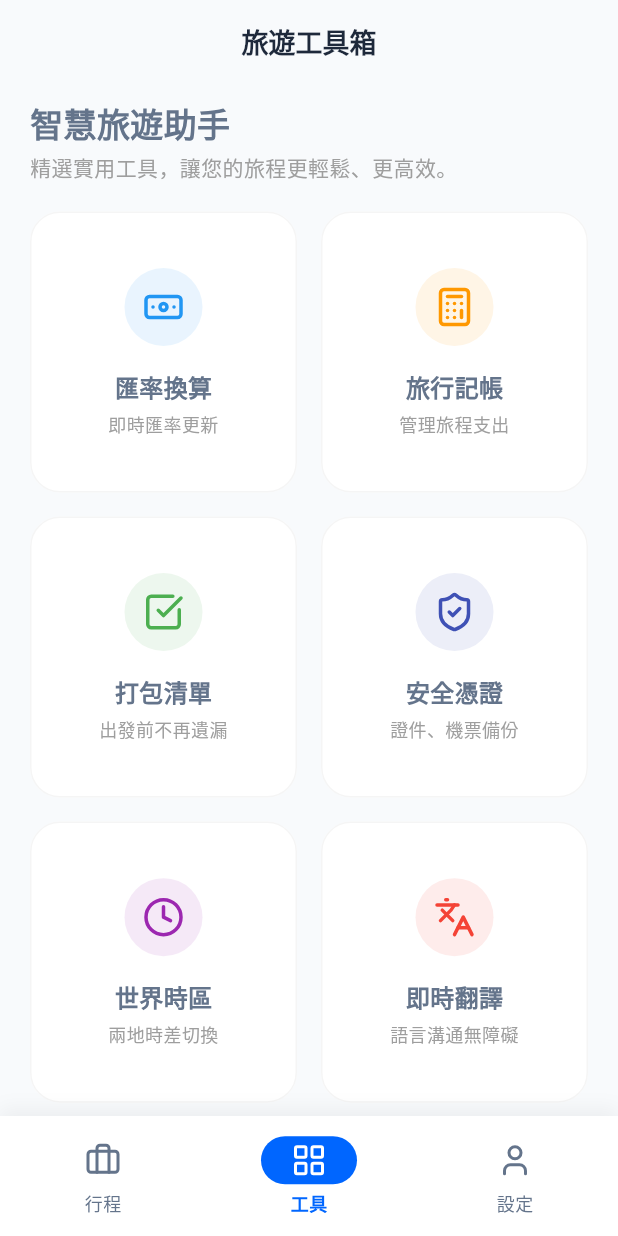
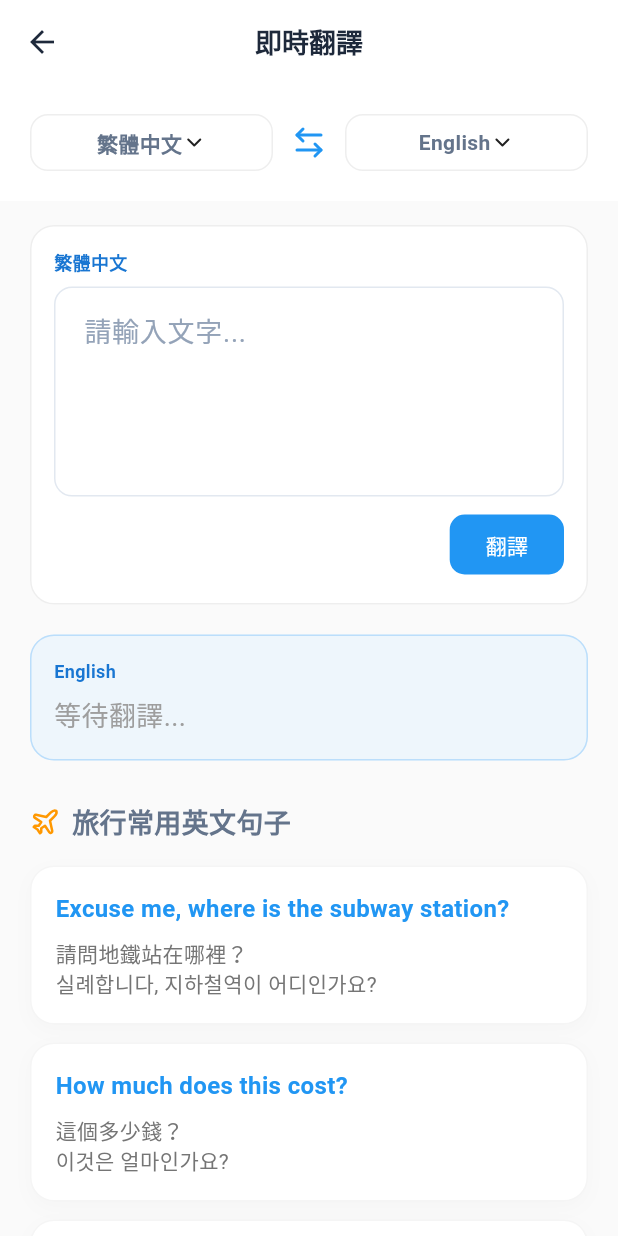
Before and after one commit to kawawei/TripFun, a Flutter app: the screen it shows after launch, item 2 of the bottom bar chosen, after a tap on "即時翻譯", on a phone screen of 412 x 824 dp. Run offline on Flutter 3.47's test engine with Material 3 defaults, Android fonts, the phone set to English and light mode, and no system bars; our stand-ins replace dio, fl_chart, flutter_native_timezone, flutter_riverpod, flutter_tts, lucide_icons and 1 more; missing offline and left inert: translator.

Commit message:
feat(toolbox): implement instant translator with Chinese, English, Korean and TTS support

```diff
--- a/mobile/lib/presentation/pages/toolbox/toolbox_page.dart
+++ b/mobile/lib/presentation/pages/toolbox/toolbox_page.dart
@@ -10,6 +10,7 @@ import 'package:lucide_icons/lucide_icons.dart';
 import 'currency_converter_page.dart';
 import 'accounting/accounting_page.dart';
 import 'world_clock_page.dart';
+import 'translator_page.dart';
 
 class ToolboxPage extends StatelessWidget {
   const ToolboxPage({super.key});
@@ -121,7 +122,12 @@ class ToolboxPage extends StatelessWidget {
                   subtitle: '語言溝通無障礙',
                   icon: LucideIcons.languages,
                   color: Colors.red,
-                  onTap: () {},
+                  onTap: () => Navigator.push(
+                    context,
+                    MaterialPageRoute(
+                      builder: (context) => const TranslatorPage(),
+                    ),
+                  ),
                 ),
               ]),
             ),
--- /dev/null
+++ b/mobile/lib/presentation/pages/toolbox/translator_page.dart
@@ -0,0 +1,589 @@
+/**
+ * @file translator_page.dart
+ * @description 即時翻譯頁面 / Instant Translation page
+ * @description_zh 提供中、英、韓語即時文本翻譯與旅行常用語句
+ * @description_en Provides instant text translation between Chinese, English, and Korean, plus common travel phrases
+ */
+
+import 'package:flutter/material.dart';
+import 'package:flutter/services.dart';
+import 'package:flutter_riverpod/flutter_riverpod.dart';
+import 'package:lucide_icons/lucide_icons.dart';
+import 'package:translator/translator.dart';
+import 'package:flutter_tts/flutter_tts.dart';
+
+// ========================================
+// 狀態管理 / State Management
+// ========================================
+
+class TranslationState {
+  final String sourceText;
+  final String translatedText;
+  final String sourceLang;
+  final String targetLang;
+  final bool isLoading;
+
+  TranslationState({
+    this.sourceText = '',
+    this.translatedText = '',
+    this.sourceLang = 'zh-tw',
+    this.targetLang = 'en',
+    this.isLoading = false,
+  });
+
+  TranslationState copyWith({
+    String? sourceText,
+    String? translatedText,
+    String? sourceLang,
+    String? targetLang,
+    bool? isLoading,
+  }) {
+    return TranslationState(
+      sourceText: sourceText ?? this.sourceText,
+      translatedText: translatedText ?? this.translatedText,
+      sourceLang: sourceLang ?? this.sourceLang,
+      targetLang: targetLang ?? this.targetLang,
+      isLoading: isLoading ?? this.isLoading,
+    );
+  }
+}
+
+class TranslationNotifier extends StateNotifier<TranslationState> {
+  TranslationNotifier() : super(TranslationState());
+
+  final GoogleTranslator _translator = GoogleTranslator();
+
+  void updateSourceText(String text) {
+    state = state.copyWith(sourceText: text);
+    if (text.isEmpty) {
+      state = state.copyWith(translatedText: '', isLoading: false);
+    }
+  }
+
+  void setSourceLang(String lang) {
+    state = state.copyWith(sourceLang: lang);
+    if (state.sourceText.isNotEmpty) {
+      translate();
+    }
+  }
+
+  void setTargetLang(String lang) {
+    state = state.copyWith(targetLang: lang);
+    if (state.sourceText.isNotEmpty) {
+      translate();
+    }
+  }
+
+  void swapLanguages() {
+    state = state.copyWith(
+      sourceLang: state.targetLang,
+      targetLang: state.sourceLang,
+      sourceText: state.translatedText,
+      translatedText: state.sourceText,
+    );
+  }
+
+  Future<void> translate() async {
+    if (state.sourceText.isEmpty) return;
+
+    state = state.copyWith(isLoading: true);
+    try {
+      final translation = await _translator.translate(
+        state.sourceText,
+        from: state.sourceLang,
+        to: state.targetLang,
+      );
+      state = state.copyWith(translatedText: translation.text, isLoading: false);
+    } catch (e) {
+      state = state.copyWith(translatedText: '翻譯出錯，請稍後再試', isLoading: false);
+    }
+  }
+}
+
+final translationProvider =
+    StateNotifierProvider<TranslationNotifier, TranslationState>((ref) {
+  return TranslationNotifier();
+});
+
+// ========================================
+// 語音播放狀態管理 / TTS State Management
+// ========================================
+
+class TtsNotifier extends StateNotifier<bool> {
+  TtsNotifier() : super(false);
+
+  final FlutterTts _flutterTts = FlutterTts();
+
+  Future<void> speak(String text, String languageCode) async {
+    if (text.isEmpty) return;
+
+    try {
+      // 1. 設定語言
+      String ttsLang = 'en-US';
+      if (languageCode == 'zh-tw') {
+        ttsLang = 'zh-TW';
+      } else if (languageCode == 'ko') {
+        ttsLang = 'ko-KR';
+      }
+      await _flutterTts.setLanguage(ttsLang);
+
+      // 2. 獲取所有可用語音並嘗試尋找女聲/高品質語音
+      final dynamic voices = await _flutterTts.getVoices;
+      if (voices != null && voices is List) {
+        // 嘗試在該語言中尋找包含 'Google' 或 'Female' 的語音（通常品質較好）
+        try {
+          final targetVoices = voices.where((v) {
+            final String name = v['name']?.toString().toLowerCase() ?? '';
+            final String locale = v['locale']?.toString().toLowerCase() ?? '';
+            return locale.contains(ttsLang.toLowerCase().replaceAll('-', '_')) ||
+                   locale.contains(ttsLang.toLowerCase());
+          }).toList();
+
+          if (targetVoices.isNotEmpty) {
+            // 優先序：包含 female -> 包含 Google -> 第一個
+            dynamic selectedVoice = targetVoices.firstWhere(
+              (v) => v['name']?.toString().toLowerCase().contains('female') ?? false,
+              orElse: () => targetVoices.firstWhere(
+                (v) => v['name']?.toString().toLowerCase().contains('google') ?? false,
+                orElse: () => targetVoices.first,
+              ),
+            );
+            await _flutterTts.setVoice({"name": selectedVoice["name"], "locale": selectedVoice["locale"]});
+          }
+        } catch (e) {
+          debugPrint('Voice selection error: $e');
+        }
+      }
+
+      await _flutterTts.setPitch(1.0);
+      await _flutterTts.setSpeechRate(1.0);
+
+      state = true;
+      await _flutterTts.speak(text);
+    } catch (e) {
+      debugPrint('TTS Error: $e');
+    } finally {
+      state = false;
+    }
+  }
+
+  Future<void> stop() async {
+    await _flutterTts.stop();
+    state = false;
+  }
+}
+
+final ttsProvider = StateNotifierProvider<TtsNotifier, bool>((ref) {
+  return TtsNotifier();
+});
+
+// ========================================
+// 頁面組件 / Page Component
+// ========================================
+
+class TranslatorPage extends ConsumerStatefulWidget {
+  const TranslatorPage({super.key});
+
+  @override
+  ConsumerState<TranslatorPage> createState() => _TranslatorPageState();
+}
+
+class _TranslatorPageState extends ConsumerState<TranslatorPage> {
+  final TextEditingController _controller = TextEditingController();
+
+  final Map<String, String> _languages = {
+    'zh-tw': '繁體中文',
+    'en': 'English',
+    'ko': '한국어',
+  };
+
+  final List<Map<String, String>> _travelPhrases = [
+    {'en': 'Excuse me, where is the subway station?', 'zh': '請問地鐵站在哪裡？', 'ko': '실례합니다, 지하철역이 어디인가요?'},
+    {'en': 'How much does this cost?', 'zh': '這個多少錢？', 'ko': '이것은 얼마인가요?'},
+    {'en': 'Can I have the check, please?', 'zh': '請給我帳單。', 'ko': '계산서 좀 주시겠어요?'},
+    {'en': 'Where is the nearest pharmacy?', 'zh': '最近的藥局在哪裡？', 'ko': '가장 가까운 약국이 어디인가요?'},
+    {'en': 'I have a reservation.', 'zh': '我有預約。', 'ko': '예약했습니다.'},
+    {'en': 'Could you please help me?', 'zh': '可以請你幫幫我嗎？', 'ko': '도와주실 수 있나요?'},
+    {'en': 'I do not speak English very well.', 'zh': '我的英文不太好。', 'ko': '영어를 잘 못합니다.'},
+    {'en': 'What time is the check-out?', 'zh': '退房時間是什麼時候？', 'ko': '체크아웃 시간이 언제인가요?'},
+  ];
+
+  @override
+  void dispose() {
+    _controller.dispose();
+    super.dispose();
+  }
+
+  @override
+  Widget build(BuildContext context) {
+    final state = ref.watch(translationProvider);
+    final notifier = ref.read(translationProvider.notifier);
+
+    return Scaffold(
+      backgroundColor: Colors.grey[50],
+      appBar: AppBar(
+        title: const Text('即時翻譯'),
+        elevation: 0,
+        backgroundColor: Colors.white,
+        foregroundColor: Colors.black,
+      ),
+      body: SingleChildScrollView(
+        child: Column(
+          children: [
+            // 語言切換欄 / Language Switcher
+            Container(
+              padding: const EdgeInsets.symmetric(horizontal: 20, vertical: 15),
+              color: Colors.white,
+              child: Row(
+                children: [
+                  Expanded(
+                    child: _buildLanguagePicker(
+                      context,
+                      selectedLang: state.sourceLang,
+                      onSelected: (lang) => notifier.setSourceLang(lang),
+                    ),
+                  ),
+                  IconButton(
+                    icon: const Icon(LucideIcons.arrowLeftRight, color: Colors.blue),
+                    onPressed: () {
+                      notifier.swapLanguages();
+                      _controller.text = ref.read(translationProvider).sourceText;
+                    },
+                  ),
+                  Expanded(
+                    child: _buildLanguagePicker(
+                      context,
+                      selectedLang: state.targetLang,
+                      onSelected: (lang) => notifier.setTargetLang(lang),
+                    ),
+                  ),
+                ],
+              ),
+            ),
+
+            const SizedBox(height: 12),
+
+            // 輸入與翻譯區域 / Input & Translation Area
+            Padding(
+              padding: const EdgeInsets.symmetric(horizontal: 16),
+              child: Column(
+                children: [
+                  // 源文字輸入 / Source Text Input
+                  Card(
+                    elevation: 0,
+                    shape: RoundedRectangleBorder(
+                      borderRadius: BorderRadius.circular(16),
+                      side: BorderSide(color: Colors.grey.shade200),
+                    ),
+                    child: Padding(
+                      padding: const EdgeInsets.all(16),
+                      child: Column(
+                        crossAxisAlignment: CrossAxisAlignment.start,
+                        children: [
+                          Row(
+                            mainAxisAlignment: MainAxisAlignment.spaceBetween,
+                            children: [
+                              Text(
+                                _languages[state.sourceLang]!,
+                                style: TextStyle(
+                                  fontSize: 12,
+                                  fontWeight: FontWeight.bold,
+                                  color: Colors.blue[700],
+                                ),
+                              ),
+                              if (state.sourceText.isNotEmpty)
+                                Row(
+                                  children: [
+                                    GestureDetector(
+                                      onTap: () => ref.read(ttsProvider.notifier).speak(state.sourceText, state.sourceLang),
+                                      child: const Icon(LucideIcons.volume2, size: 18, color: Colors.blue),
+                                    ),
+                                    const SizedBox(width: 12),
+                                    GestureDetector(
+                                      onTap: () {
+                                        _controller.clear();
+                                        notifier.updateSourceText('');
+                                      },
+                                      child: const Icon(LucideIcons.x, size: 16, color: Colors.grey),
+                                    ),
+                                  ],
+                                ),
+                            ],
+                          ),
+                          const SizedBox(height: 8),
+                          TextField(
+                            controller: _controller,
+                            maxLines: 4,
+                            decoration: const InputDecoration(
+                              hintText: '請輸入文字...',
+                              border: InputBorder.none,
+                            ),
+                            style: const TextStyle(fontSize: 18),
+                            onChanged: (text) {
+                              notifier.updateSourceText(text);
+                            },
+                          ),
+                          const SizedBox(height: 8),
+                          Align(
+                            alignment: Alignment.bottomRight,
+                            child: ElevatedButton(
+                              onPressed: state.isLoading ? null : () => notifier.translate(),
+                              style: ElevatedButton.styleFrom(
+                                backgroundColor: Colors.blue,
+                                foregroundColor: Colors.white,
+                                elevation: 0,
+                                shape: RoundedRectangleBorder(
+                                  borderRadius: BorderRadius.circular(10),
+                                ),
+                              ),
+                              child: state.isLoading
+                                  ? const SizedBox(
+                                      width: 20,
+                                      height: 20,
+                                      child: CircularProgressIndicator(
+                                        strokeWidth: 2,
+                                        color: Colors.white,
+                                      ),
+                                    )
+                                  : const Text('翻譯'),
+                            ),
+                          ),
+                        ],
+                      ),
+                    ),
+                  ),
+
+                  const SizedBox(height: 12),
+
+                  // 翻譯結果 / Translation Result
+                  Card(
+                    elevation: 0,
+                    color: Colors.blue[50]?.withOpacity(0.5),
+                    shape: RoundedRectangleBorder(
+                      borderRadius: BorderRadius.circular(16),
+                      side: BorderSide(color: Colors.blue.shade100),
+                    ),
+                    child: Container(
+                      width: double.infinity,
+                      padding: const EdgeInsets.all(16),
+                      child: Column(
+                        crossAxisAlignment: CrossAxisAlignment.start,
+                        children: [
+                          Text(
+                            _languages[state.targetLang]!,
+                            style: TextStyle(
+                              fontSize: 12,
+                              fontWeight: FontWeight.bold,
+                              color: Colors.blue[700],
+                            ),
+                          ),
+                          const SizedBox(height: 8),
+                          Text(
+                            state.translatedText.isEmpty ? '等待翻譯...' : state.translatedText,
+                            style: TextStyle(
+                              fontSize: 18,
+                              color: state.translatedText.isEmpty ? Colors.grey : Colors.black,
+                            ),
+                          ),
+                          if (state.translatedText.isNotEmpty) ...[
+                            const SizedBox(height: 16),
+                            const Divider(),
+                            Row(
+                              mainAxisAlignment: MainAxisAlignment.end,
+                              children: [
+                                IconButton(
+                                  icon: const Icon(LucideIcons.volume2, size: 20, color: Colors.blue),
+                                  onPressed: () => ref.read(ttsProvider.notifier).speak(state.translatedText, state.targetLang),
+                                ),
+                                IconButton(
+                                  icon: const Icon(LucideIcons.copy, size: 20, color: Colors.blue),
+                                  onPressed: () {
+                                    Clipboard.setData(ClipboardData(text: state.translatedText));
+                                    ScaffoldMessenger.of(context).showSnackBar(
+                                      const SnackBar(content: Text('已複製到剪貼簿')),
+                                    );
+                                  },
+                                ),
+                                IconButton(
+                                  icon: const Icon(LucideIcons.share2, size: 20, color: Colors.blue),
+                                  onPressed: () {
+                                    // 實作分享功能
+                                  },
+                                ),
+                              ],
+                            ),
+                          ],
+                        ],
+                      ),
+                    ),
+                  ),
+                ],
+              ),
+            ),
+
+            const SizedBox(height: 24),
+
+            // 旅行常用語句 / Common Travel Phrases
+            Padding(
+              padding: const EdgeInsets.symmetric(horizontal: 20),
+              child: Column(
+                crossAxisAlignment: CrossAxisAlignment.start,
+                children: [
+                  const Row(
+                    children: [
+                      Icon(LucideIcons.plane, size: 20, color: Colors.orange),
+                      SizedBox(width: 8),
+                      Text(
+                        '旅行常用英文句子',
+                        style: TextStyle(
+                          fontSize: 18,
+                          fontWeight: FontWeight.bold,
+                        ),
+                      ),
+                    ],
+                  ),
+                  const SizedBox(height: 16),
+                  ListView.separated(
+                    shrinkWrap: true,
+                    physics: const NeverScrollableScrollPhysics(),
+                    itemCount: _travelPhrases.length,
+                    separatorBuilder: (context, index) => const SizedBox(height: 12),
+                    itemBuilder: (context, index) {
+                      final phrase = _travelPhrases[index];
+                      return _buildPhraseCard(context, phrase, notifier);
+                    },
+                  ),
+                ],
+              ),
+            ),
+            const SizedBox(height: 40),
+          ],
+        ),
+      ),
+    );
+  }
+
+  Widget _buildLanguagePicker(
+    BuildContext context, {
+    required String selectedLang,
+    required Function(String) onSelected,
+  }) {
+    return InkWell(
+      onTap: () {
+        showModalBottomSheet(
+          context: context,
+          shape: const RoundedRectangleBorder(
+            borderRadius: BorderRadius.vertical(top: Radius.circular(20)),
+          ),
+          builder: (context) {
+            return SafeArea(
+              child: Column(
+                mainAxisSize: MainAxisSize.min,
+                children: [
+                  const Padding(
+                    padding: EdgeInsets.all(20),
+                    child: Text(
+                      '選擇語言',
+                      style: TextStyle(fontSize: 18, fontWeight: FontWeight.bold),
+                    ),
+                  ),
+                  ..._languages.entries.map((entry) {
+                    return ListTile(
+                      title: Text(entry.value),
+                      trailing: selectedLang == entry.key
+                          ? const Icon(LucideIcons.check, color: Colors.blue)
+                          : null,
+                      onTap: () {
+                        onSelected(entry.key);
+                        Navigator.pop(context);
+                      },
+                    );
+                  }).toList(),
+                  const SizedBox(height: 20),
+                ],
+              ),
+            );
+          },
+        );
+      },
+      child: Container(
+        padding: const EdgeInsets.symmetric(vertical: 8, horizontal: 12),
+        decoration: BoxDecoration(
+          border: Border.all(color: Colors.grey.shade200),
+          borderRadius: BorderRadius.circular(12),
+        ),
+        child: Row(
+          mainAxisAlignment: MainAxisAlignment.center,
+          children: [
+            Text(
+              _languages[selectedLang]!,
+              style: const TextStyle(fontWeight: FontWeight.w600),
+            ),
+            const Icon(LucideIcons.chevronDown, size: 16),
+          ],
+        ),
+      ),
+    );
+  }
+
+  Widget _buildPhraseCard(BuildContext context, Map<String, String> phrase, TranslationNotifier notifier) {
+    return GestureDetector(
+      onTap: () {
+        _controller.text = phrase['en']!;
+        notifier.updateSourceText(phrase['en']!);
+        notifier.setSourceLang('en');
+        notifier.setTargetLang('zh-tw');
+        notifier.translate();
+        // 滾動到頂部
+        Scrollable.ensureVisible(
+          context,
+          duration: const Duration(milliseconds: 500),
+          curve: Curves.easeInOut,
+        );
+      },
+      child: Container(
+        padding: const EdgeInsets.all(16),
+        decoration: BoxDecoration(
+          color: Colors.white,
+          borderRadius: BorderRadius.circular(16),
+          border: Border.all(color: Colors.grey.shade100),
+          boxShadow: [
+            BoxShadow(
+              color: Colors.black.withOpacity(0.02),
+              blurRadius: 10,
+              offset: const Offset(0, 4),
+            ),
+          ],
+        ),
+        child: Column(
+          crossAxisAlignment: CrossAxisAlignment.start,
+          children: [
+            Text(
+              phrase['en']!,
+              style: const TextStyle(
+                fontSize: 16,
+                fontWeight: FontWeight.bold,
+                color: Colors.blue,
+              ),
+            ),
+            const SizedBox(height: 8),
+            Text(
+              phrase['zh']!,
+              style: TextStyle(
+                fontSize: 14,
+                color: Colors.grey[600],
+              ),
+            ),
+            Text(
+              phrase['ko']!,
+              style: TextStyle(
+                fontSize: 14,
+                color: Colors.grey[600],
+              ),
+            ),
+          ],
+        ),
+      ),
+    );
+  }
+}
--- a/mobile/pubspec.yaml
+++ b/mobile/pubspec.yaml
@@ -46,6 +46,8 @@ dependencies:
   uuid: ^4.5.3
   timezone: ^0.11.0
   flutter_native_timezone: ^2.0.0
+  translator: ^1.0.4+1
+  flutter_tts: ^4.2.5
 
 dev_dependencies:
   flutter_test:
```
Also changed, not shown: mobile/pubspec.lock, 3 other files.
